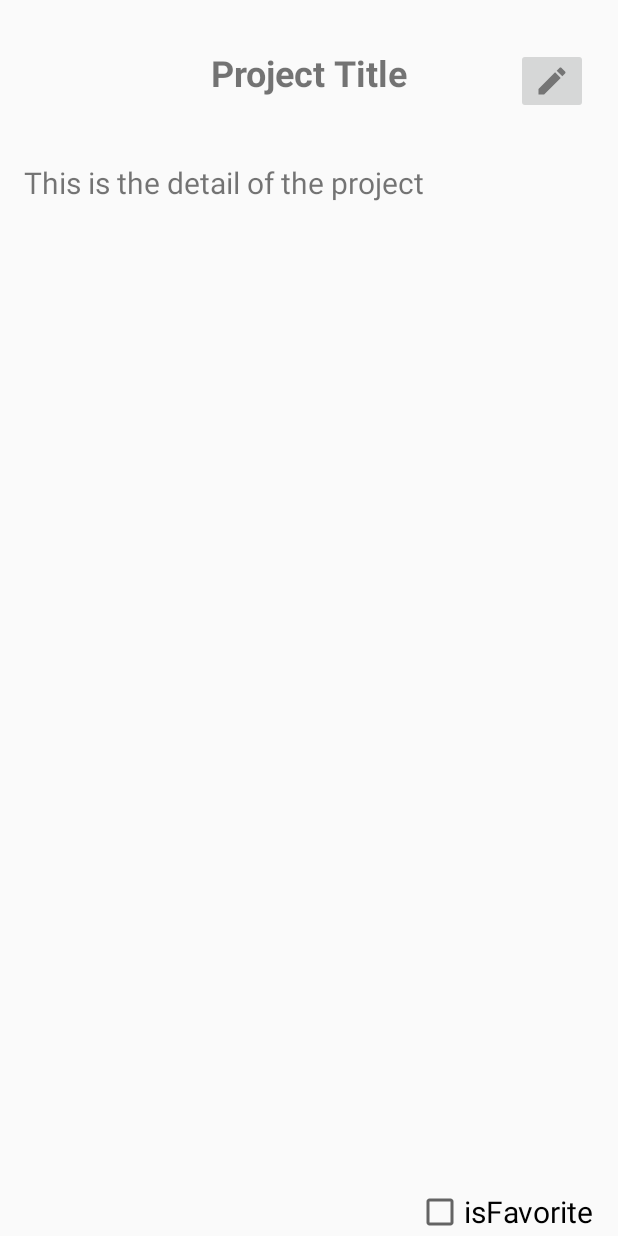
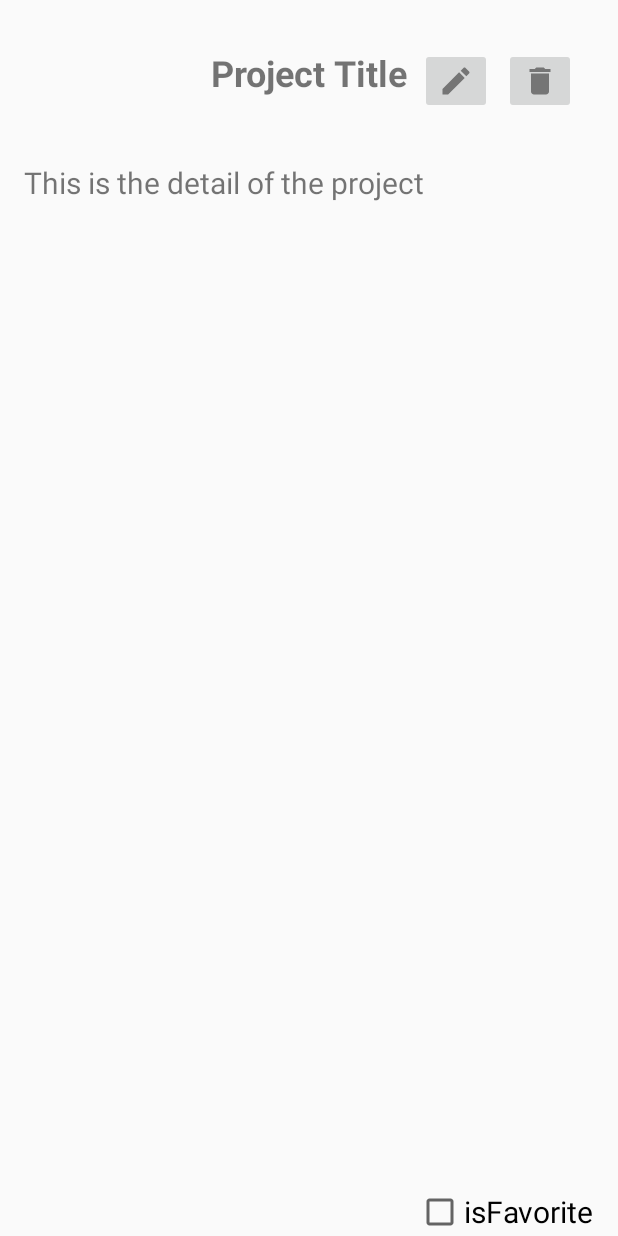
Before and after one commit to CS683/CS683_ProjectPortal, an Android app: the layout fragment_project_detail.xml on its own in the app's theme, with its tools: preview values and no code run, on a phone screen of 412 x 824 dp. Run offline under Robolectric (Android 15) with nearby library versions, the phone set to English and light mode, and no system bars.

Commit message:
Use Room database to store project data. also can delete a project.

```diff
--- a/app/src/main/java/edu/bu/projectportal/EditFragmentInterface.java
+++ b/app/src/main/java/edu/bu/projectportal/EditFragmentInterface.java
@@ -5,5 +5,6 @@ package edu.bu.projectportal;
 // that needs to be implemented in the activity
 // that contains ProjectEditFragment and ProjectDetailFragment
 public interface EditFragmentInterface {
-        abstract void edit(int id, boolean done);
+        void edit(int id, boolean done);
+        void del(int id);
 }
--- a/app/src/main/java/edu/bu/projectportal/ProjectsListFragment.java
+++ b/app/src/main/java/edu/bu/projectportal/ProjectsListFragment.java
@@ -8,6 +8,8 @@ import android.view.ViewGroup;
 import androidx.fragment.app.Fragment;
 import androidx.recyclerview.widget.LinearLayoutManager;
 import androidx.recyclerview.widget.RecyclerView;
+
+import java.util.List;
 
 /**
  * A simple {@link Fragment} subclass.
@@ -28,9 +30,11 @@ public class ProjectsListFragment extends Fragment {
         RecyclerView projectsListRecyclerView =
                 (v.findViewById(R.id.projectlist_recyclerview));
 
+        Project.projects = ProjectPortalDatabase
+                .getInstance(this.getContext()).projectDao().getAll();
         projectListAdapter = new ProjectListAdapter(Project.projects);
+
         projectsListRecyclerView.setAdapter(projectListAdapter);
-
 
         projectListAdapter.setListener((ProjectListAdapter.Listener)getActivity());
         LinearLayoutManager mLayoutManager = new LinearLayoutManager(getActivity());
--- /dev/null
+++ b/app/src/main/res/drawable-anydpi/ic_del.xml
@@ -0,0 +1,11 @@
+<vector xmlns:android="http://schemas.android.com/apk/res/android"
+    android:width="24dp"
+    android:height="24dp"
+    android:viewportWidth="24"
+    android:viewportHeight="24"
+    android:tint="#333333"
+    android:alpha="0.6">
+  <path
+      android:fillColor="@android:color/white"
+      android:pathData="M6,19c0,1.1 0.9,2 2,2h8c1.1,0 2,-0.9 2,-2V7H6v12zM19,4h-3.5l-1,-1h-5l-1,1H5v2h14V4z"/>
+</vector>
--- a/app/src/main/res/layout/fragment_project_detail.xml
+++ b/app/src/main/res/layout/fragment_project_detail.xml
@@ -8,21 +8,34 @@
 
     <TextView
         android:id="@+id/projTitleTextViewId"
-        android:layout_width="match_parent"
+        android:layout_width="wrap_content"
         android:layout_height="wrap_content"
         android:layout_marginTop="32dp"
         android:text="@string/project_title"
         android:textAlignment="center"
         android:textSize="24sp"
         android:textStyle="bold"
-        app:layout_constraintTop_toTopOf="parent" />
+        app:layout_constraintTop_toTopOf="parent"
+        app:layout_constraintEnd_toEndOf="parent"
+        app:layout_constraintStart_toStartOf="parent"/>
 
     <ImageButton
         android:id="@+id/EditBtn"
         android:layout_width="wrap_content"
         android:layout_height="wrap_content"
+        android:src="@drawable/ic_edit"
+        app:layout_constraintStart_toEndOf="@+id/projTitleTextViewId"
+        app:layout_constraintEnd_toStartOf="@+id/delBtn"
+        app:layout_constraintTop_toTopOf="@+id/projTitleTextViewId"
+        app:layout_constraintBottom_toTopOf="@+id/projSummaryTextViewId"/>
+
+    <ImageButton
+        android:id="@+id/delBtn"
+        android:layout_width="wrap_content"
+        android:layout_height="wrap_content"
         android:layout_marginEnd="20dp"
-        android:src="@drawable/ic_edit"
+        android:src="@drawable/ic_del"
+        app:layout_constraintStart_toEndOf="@+id/EditBtn"
         app:layout_constraintEnd_toEndOf="parent"
         app:layout_constraintTop_toTopOf="@+id/projTitleTextViewId"
         app:layout_constraintBottom_toTopOf="@+id/projSummaryTextViewId"/>
@@ -50,5 +63,4 @@
         app:layout_constraintBottom_toBottomOf="parent"
         app:layout_constraintEnd_toEndOf="parent" />
 
-
 </androidx.constraintlayout.widget.ConstraintLayout>
--- a/build.gradle
+++ b/build.gradle
@@ -13,6 +13,7 @@ buildscript {
         // NOTE: Do not place your application dependencies here; they belong
         // in the individual module build.gradle files
     }
+
 }
 
 allprojects {
```
Also changed, not shown: app/build.gradle (+15 -0 lines), app/src/main/java/edu/bu/projectportal/AddProjectActivity.java (+9 -4 lines), app/src/main/java/edu/bu/projectportal/Project.java (+28 -6 lines), app/src/main/java/edu/bu/projectportal/ProjectDao.java (added, +42 -0 lines), app/src/main/java/edu/bu/projectportal/ProjectDetailActivity.java (+38 -4 lines), app/src/main/java/edu/bu/projectportal/ProjectDetailFragment.java (+39 -15 lines), app/src/main/java/edu/bu/projectportal/ProjectEditFragment.java (+30 -15 lines), app/src/main/java/edu/bu/projectportal/ProjectListAdapter.java (+4 -3 lines), app/src/main/java/edu/bu/projectportal/ProjectPortalDatabase.java (added, +29 -0 lines), app/src/main/res/drawable-hdpi/ic_del.png (added), app/src/main/res/drawable-xhdpi/ic_del.png (added).
